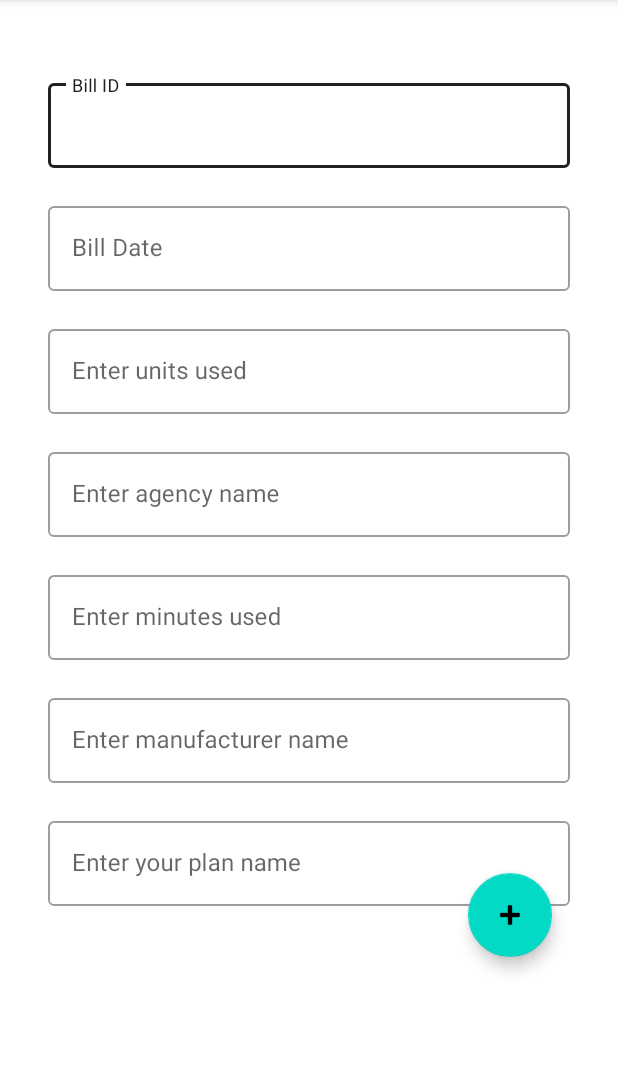
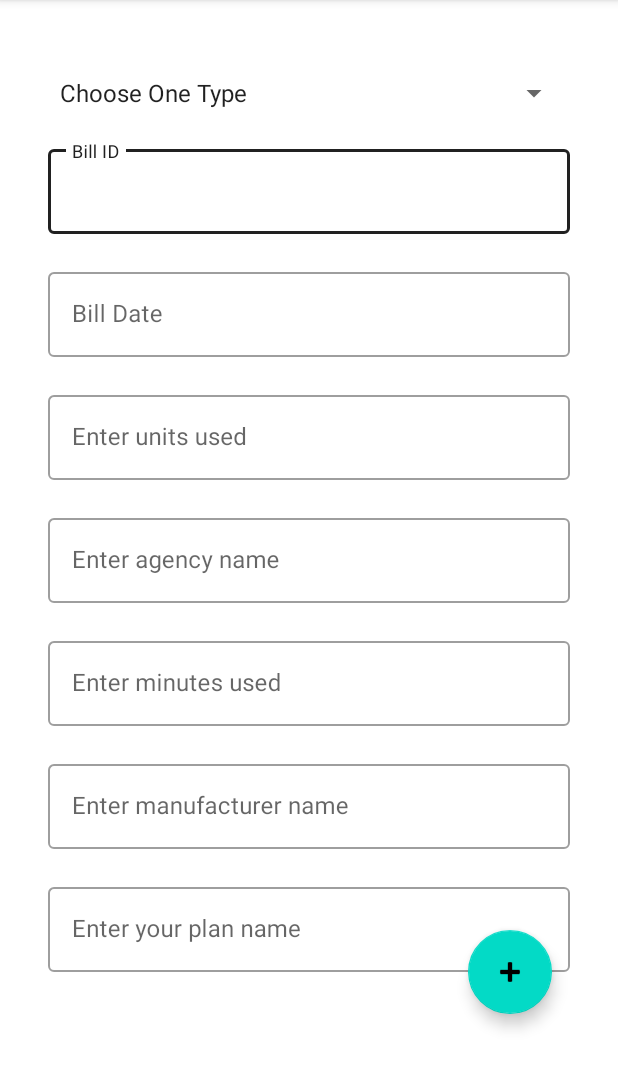
Before and after one commit to neeliadithyasai/C0771910_W2020_MAD3125_FP, an Android app: the addBillActivity screen opened directly, with no data from a screen before it, on a phone screen of 412 x 824 dp, the part 84-1175 px from its top. Run offline under Robolectric (Android 15) with nearby library versions, the phone set to English and light mode, and no system bars.

Commit message:
[AN] added spinner and array for spinner in add bill activity

```diff
--- a/app/src/main/res/layout/activity_add_bill.xml
+++ b/app/src/main/res/layout/activity_add_bill.xml
@@ -12,17 +12,31 @@
         android:layout_height="match_parent"
         tools:context=".ui.addBillActivity">
 
+
+        <androidx.appcompat.widget.AppCompatSpinner
+            android:id="@+id/spinnertype"
+            android:layout_width="match_parent"
+            android:layout_height="wrap_content"
+            android:layout_marginTop="50dp"
+            android:layout_marginStart="32dp"
+            android:layout_marginEnd="32dp"
+            android:entries="@array/Billstype"
+            app:layout_constraintStart_toStartOf="parent"
+            app:layout_constraintTop_toTopOf="parent">
+
+        </androidx.appcompat.widget.AppCompatSpinner>
+
         <com.google.android.material.textfield.TextInputLayout
             android:id="@+id/billIDTextInputLayout"
             style="@style/Widget.MaterialComponents.TextInputLayout.OutlinedBox"
             android:layout_width="match_parent"
             android:layout_height="wrap_content"
             android:layout_marginStart="32dp"
-            android:layout_marginTop="50dp"
+            android:layout_marginTop="20dp"
             android:layout_marginEnd="32dp"
             app:layout_constraintEnd_toEndOf="parent"
             app:layout_constraintStart_toStartOf="parent"
-            app:layout_constraintTop_toTopOf="parent">
+            app:layout_constraintTop_toBottomOf="@+id/spinnertype">
 
             <com.google.android.material.textfield.TextInputEditText
                 android:id="@+id/BillIDTextInputEditText"
@@ -149,7 +163,7 @@
         android:layout_width="wrap_content"
         android:layout_height="wrap_content"
         android:layout_marginStart="296dp"
-        android:layout_marginTop="582dp"
+        android:layout_marginTop="620dp"
         android:layout_marginEnd="40dp"
         android:layout_marginBottom="93dp"
         android:src="@android:drawable/ic_input_add"
--- a/app/src/main/res/values/strings.xml
+++ b/app/src/main/res/values/strings.xml
@@ -1,3 +1,10 @@
 <resources>
     <string name="app_name">C0771910_W2020_MAD3125_FP</string>
+    <string-array name="Billstype">
+        <item>Choose One Type</item>
+        <item>MOBILE</item>
+        <item>HYDRO</item>
+        <item>INTERNET</item>
+    </string-array>
+    <string name="cg">choose gender</string>
 </resources>
```
